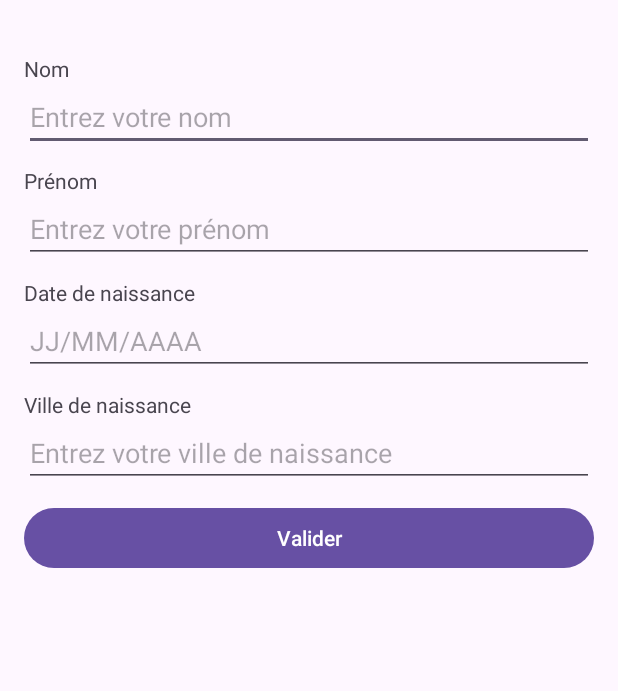
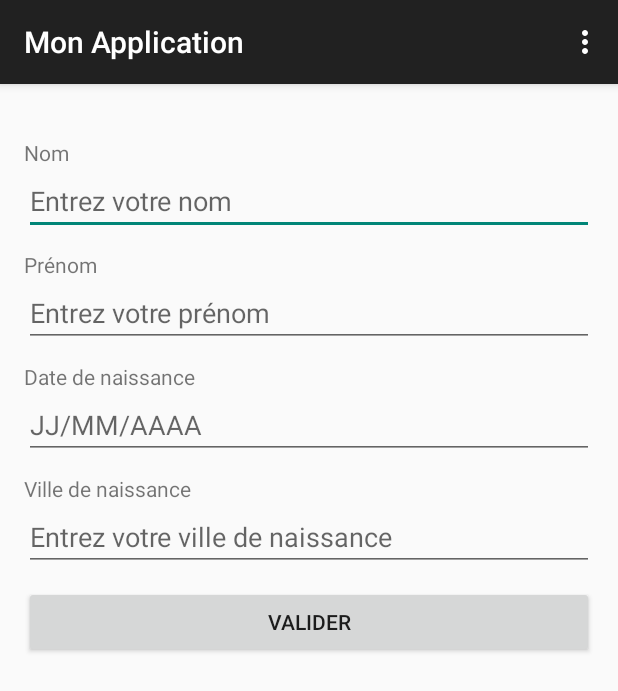
Before and after one commit to Jiaobanzhang/Android_TP, an Android app: the screen it shows after launch (MainActivity), on a phone screen of 412 x 824 dp. Shown: the top 691 px of the screen. Run offline under Robolectric (Android 15) with nearby library versions, the phone set to English and light mode, and no system bars.

Commit message:
TP2 : 添加菜单 1. 创建菜单 2. 显示菜单, 解决菜单没有显示的问题

```diff
--- a/app/src/main/AndroidManifest.xml
+++ b/app/src/main/AndroidManifest.xml
@@ -10,7 +10,7 @@
         android:label="@string/app_name"
         android:roundIcon="@mipmap/ic_launcher_round"
         android:supportsRtl="true"
-        android:theme="@style/Theme.MyFirstAppllication"
+        android:theme="@style/Theme.AppCompat.Light.DarkActionBar"
         tools:targetApi="31">
         <activity
             android:name=".MainActivity"
--- a/app/src/main/java/fr/imt_atlantique/myfirstappllication/MainActivity.java
+++ b/app/src/main/java/fr/imt_atlantique/myfirstappllication/MainActivity.java
@@ -2,6 +2,7 @@ package fr.imt_atlantique.myfirstappllication;
 
 import android.os.Bundle;
 import android.util.Log;
+import android.view.Menu;
 import android.view.View;
 import android.widget.Button;
 import android.widget.EditText;
@@ -70,4 +71,11 @@ public class MainActivity extends AppCompatActivity {
             }
         });
     }
+
+    // 活动中显示菜单
+    @Override
+    public boolean onCreateOptionsMenu(Menu menu) {
+        getMenuInflater().inflate(R.menu.menu_main, menu);
+        return true;
+    }
 }
--- /dev/null
+++ b/app/src/main/res/menu/menu_main.xml
@@ -0,0 +1,6 @@
+<?xml version="1.0" encoding="utf-8"?>
+<menu xmlns:android="http://schemas.android.com/apk/res/android">
+    <item
+        android:id="@+id/resetAction"
+        android:title="@string/reset_action"/>
+</menu>
--- a/app/src/main/res/values/strings.xml
+++ b/app/src/main/res/values/strings.xml
@@ -9,4 +9,5 @@
     <string name="hint_date">JJ/MM/AAAA</string>
     <string name="hint_ville">Entrez votre ville de naissance</string>
     <string name="button_validate">Valider</string>
+    <string name="reset_action">Reset</string>
 </resources>
```
Also changed, not shown: app/src/main/res/values/colors.xml (line endings or trailing spaces).
